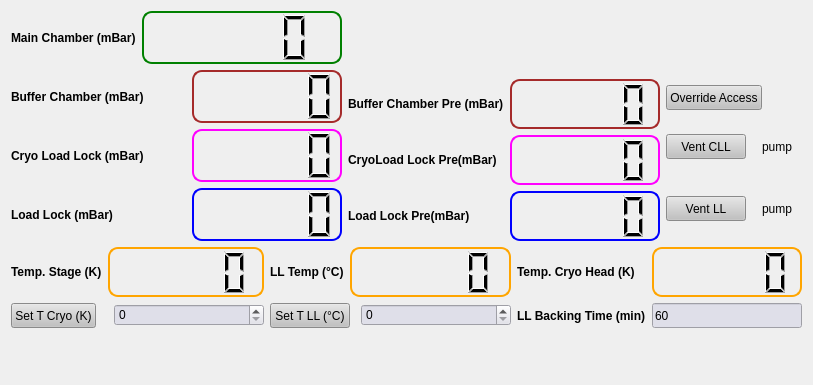
Qt form pyccapt/files/PyQt6_UI/gui_pumps_vacuum.ui (mehrpad/pyccapt) before a commit.
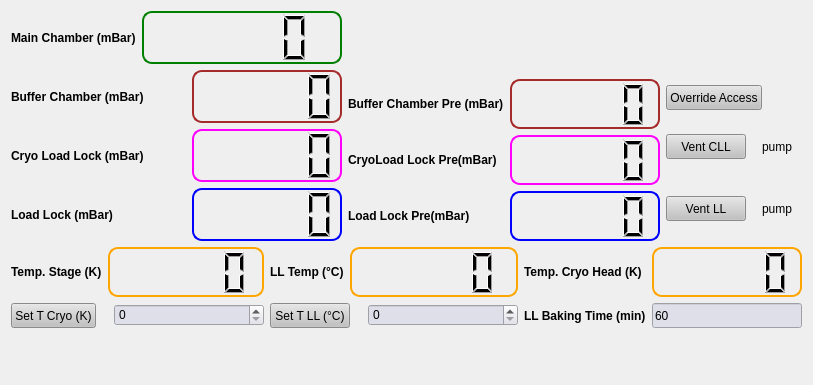
The same form after that commit.

```diff
--- a/pyccapt/files/PyQt6_UI/gui_pumps_vacuum.ui
+++ b/pyccapt/files/PyQt6_UI/gui_pumps_vacuum.ui
@@ -666,7 +666,7 @@
                                                 </font>
                                             </property>
                                             <property name="text">
-                                                <string>LL Backing Time (min)</string>
+                                                <string>LL Baking Time (min)</string>
                                             </property>
                                         </widget>
                                     </item>
```
